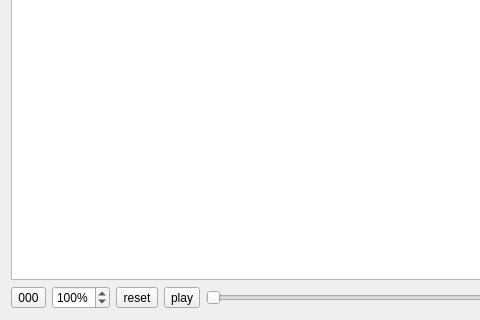
Qt form FastTracker/views/tabform.ui (tomaswu/FastTracker) before a commit; both pictures show x 0 to 480 and y 452 to 772 of the 1246 by 772 pixel window.
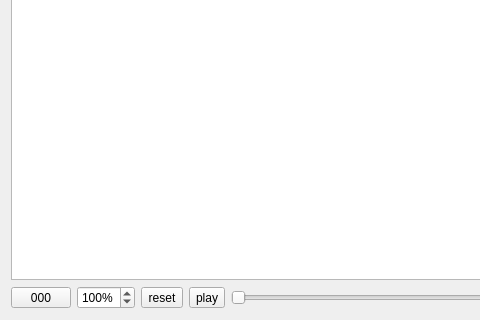
The same form after that commit.

Diff of the .ui file:
```diff
--- a/FastTracker/views/tabform.ui
+++ b/FastTracker/views/tabform.ui
@@ -27,7 +27,13 @@
        <item>
         <layout class="QHBoxLayout" name="horizontalLayout">
          <item>
-          <widget class="QToolButton" name="toolButton_frame">
+          <widget class="QToolButton" name="toolButton_pos">
+           <property name="minimumSize">
+            <size>
+             <width>60</width>
+             <height>0</height>
+            </size>
+           </property>
            <property name="text">
             <string>000</string>
            </property>
```
